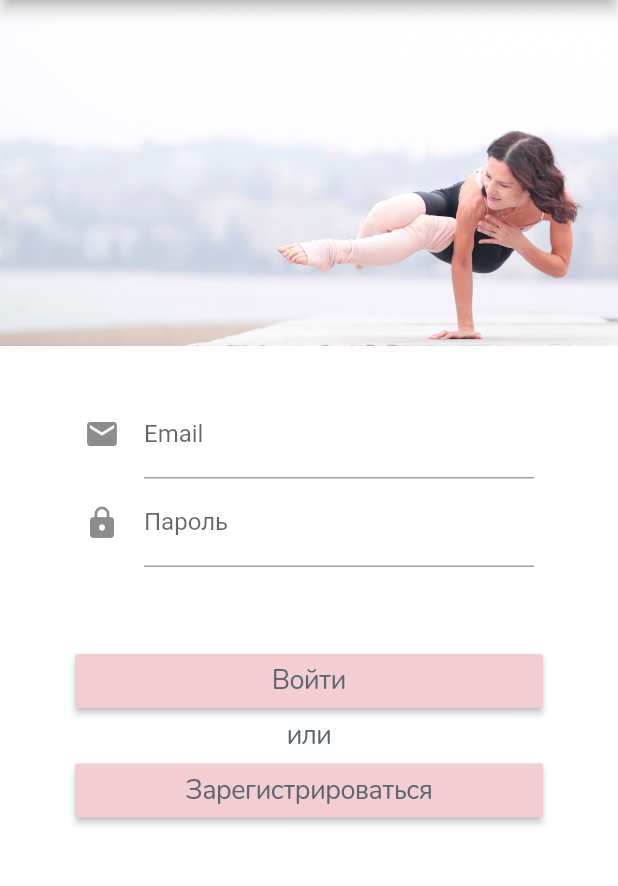
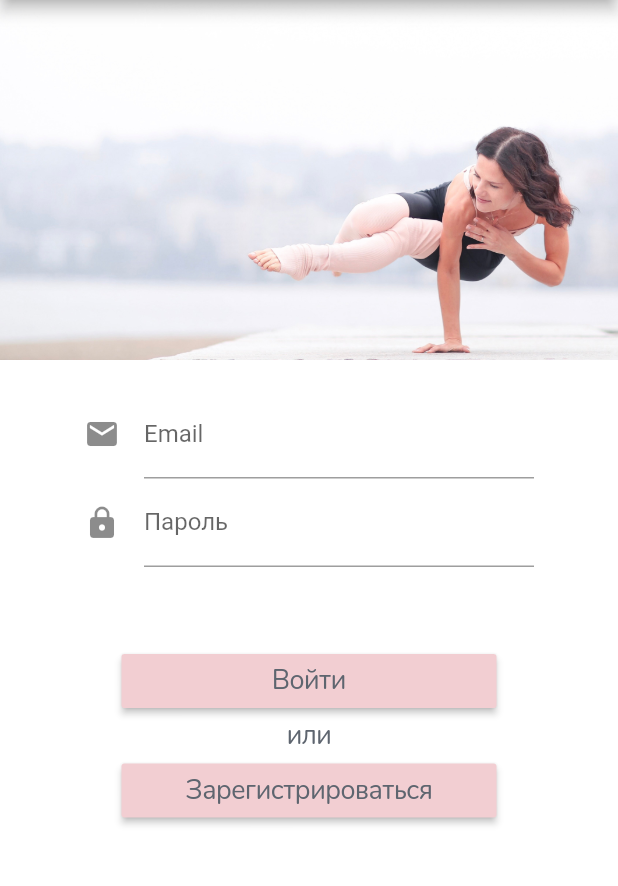
Before and after one commit to evgeshayoga/evgeshayoga-mobile, a Flutter app: the screen it shows after launch, after a tap on "Вход", on a phone screen of 412 x 824 dp, the part 84-970 px from its top. Run offline on Flutter 3.47's test engine with Material 2 defaults, Android fonts, the light colour scheme and no system bars; our stand-ins replace chewie, firebase_auth, firebase_database, flutter_widget_from_html, modal_progress_hud, video_player; accounts and stored records are empty.

Commit message:
Fix login screen buttons width for tablets

```diff
--- a/lib/ui/login_screen.dart
+++ b/lib/ui/login_screen.dart
@@ -2,6 +2,7 @@ import 'dart:convert';
 
 import 'package:evgeshayoga/models/user.dart';
 import 'package:evgeshayoga/ui/programs/content_screen.dart';
+
 //import 'package:evgeshayoga/ui/programs/programs_screen.dart';
 import 'package:evgeshayoga/utils/style.dart';
 import 'package:firebase_auth/firebase_auth.dart';
@@ -26,6 +27,7 @@ class _LoginState extends State<Login> {
 
 //  bool _saving = false;
   bool _isInAsyncCall = false;
+  bool _isTablet = false;
 
   void _showProgressIndicator() {
     FocusScope.of(context).requestFocus(new FocusNode());
@@ -68,7 +70,8 @@ class _LoginState extends State<Login> {
                   child: Column(
                     children: <Widget>[
                       Container(
-                      padding: const EdgeInsets.only(top: 20, right: 20, left: 20),
+                        padding:
+                            const EdgeInsets.only(top: 20, right: 20, left: 20),
                         height: 170,
                         alignment: Alignment(0.0, 0.0),
                         color: Colors.white,
@@ -86,7 +89,8 @@ class _LoginState extends State<Login> {
                                     hintText: 'Введите свой email',
                                     labelText: 'Email',
                                   ),
-                                onSaved: (value) => user.userEmail = value.trim(),
+                                  onSaved: (value) =>
+                                      user.userEmail = value.trim(),
                                   validator: (value) {
                                     if (value.isEmpty) {
                                       return 'Введите email';
@@ -106,7 +110,8 @@ class _LoginState extends State<Login> {
                                       return 'Введите пароль';
                                     }
                                   },
-                                onSaved: (value) => user.password = value.trim(),
+                                  onSaved: (value) =>
+                                      user.password = value.trim(),
                                 ),
                               ],
                             ),
@@ -166,15 +171,13 @@ class _LoginState extends State<Login> {
                         ),
                       ),
                     ],
-                )
-              )
+                  ))
             ],
           ),
 
 //          Padding(
 //            padding: const EdgeInsets.only(top: 20.0),
 //          ),
-
         ],
       ),
     );
@@ -186,9 +189,11 @@ class _LoginState extends State<Login> {
         child: ListView(
           children: <Widget>[
             Container(
-            height: 240,
+              height: _isTablet ? 400 : 240,
               child: Image.asset(
                 'assets/images/evgeshayoga_landscape.jpg',
+                fit: BoxFit.cover,
+                alignment: FractionalOffset.bottomRight,
               ),
             ),
             Padding(
@@ -240,7 +245,14 @@ class _LoginState extends State<Login> {
               ),
             ),
             Container(
-            margin: const EdgeInsets.only(left: 50, right: 50),
+              alignment: Alignment(0.0, 0.0),
+              child: Column(
+                children: <Widget>[
+                  Container(
+              width: 250,
+//              margin: _isTablet
+//                  ? const EdgeInsets.only(left: 200, right: 200)
+//                  : const EdgeInsets.only(left: 50, right: 50),
                     child: RaisedButton(
                       onPressed: userLogIn,
                       color: Style.pinkMain,
@@ -256,7 +268,11 @@ class _LoginState extends State<Login> {
                     style: Style.regularTextStyle,
                   ),
                   Container(
-            margin: const EdgeInsets.only(left: 50, right: 50),
+
+                    width: 250,
+//              margin: _isTablet
+//                  ? const EdgeInsets.only(left: 200, right: 200)
+//                  : const EdgeInsets.only(left: 50, right: 50),
                     child: RaisedButton(
                       onPressed: () async {
                         var url = 'https://evgeshayoga.com/register';
@@ -269,6 +285,9 @@ class _LoginState extends State<Login> {
                         "Зарегистрироваться",
                         style: Style.regularTextStyle,
                       ),
+                    ),
+                  ),
+                ],
               ),
             ),
 //            Center(
@@ -291,6 +310,7 @@ class _LoginState extends State<Login> {
             )
           ],
         ),
+
     );
   }
 
@@ -302,8 +322,14 @@ class _LoginState extends State<Login> {
   @override
   Widget build(BuildContext context) {
     Widget loginPageContent;
+
     var shortestSide = MediaQuery.of(context).size.shortestSide;
     var orientation = MediaQuery.of(context).orientation;
+    if (shortestSide > tabletBreakpoint) {
+      setState(() {
+        _isTablet = true;
+      });
+    }
 
     if (orientation == Orientation.portrait
 //        && shortestSide < tabletBreakpoint
```
Lines whose indentation alone changed are shown as unchanged.
